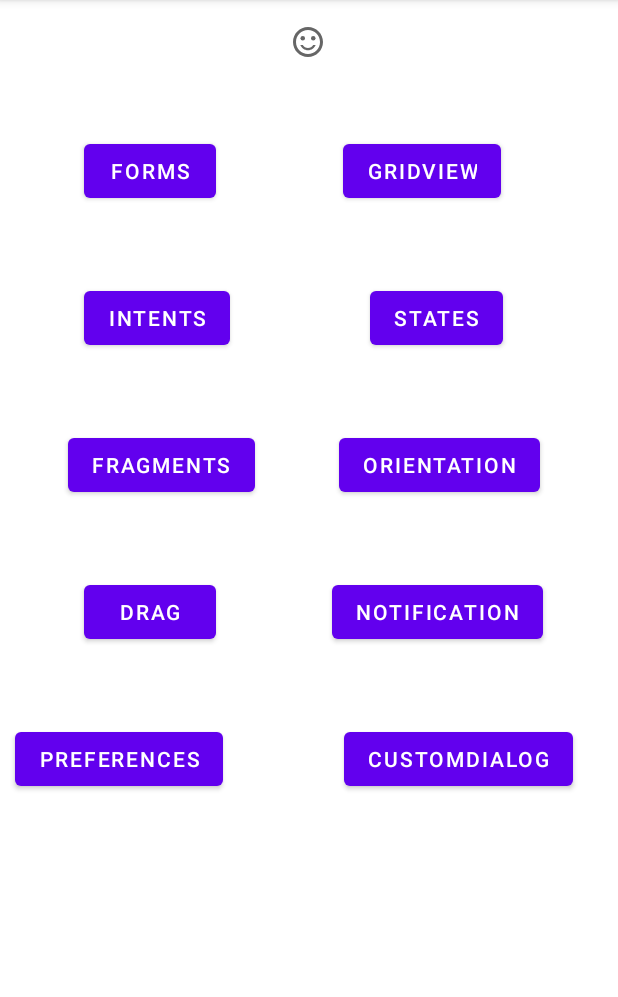
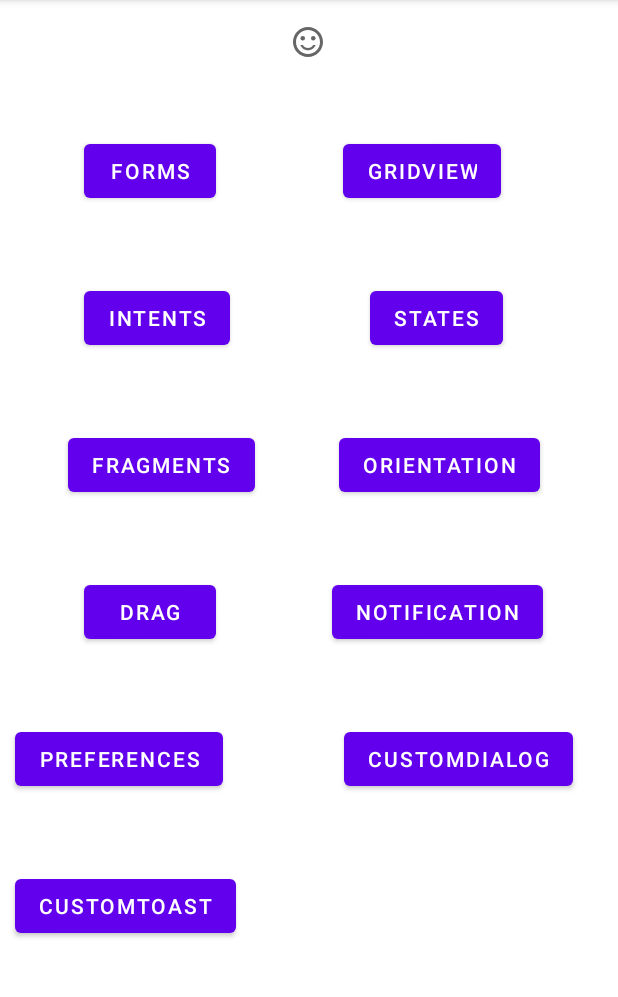
Before and after one commit to ElzaCS/EmptyActivityExample, an Android app: the screen it shows after launch (MainActivity), on a phone screen of 412 x 824 dp, the part 84-1081 px from its top. Run offline under Robolectric (Android 15) with nearby library versions, the phone set to English and light mode, and no system bars.

Commit message:
Add customToast

```diff
--- a/app/src/main/res/layout/activity_main.xml
+++ b/app/src/main/res/layout/activity_main.xml
@@ -128,4 +128,15 @@
         app:layout_constraintEnd_toEndOf="parent"
         app:layout_constraintTop_toBottomOf="@+id/btn_notif" />
 
+    <Button
+        android:id="@+id/btn_toast"
+        android:layout_width="wrap_content"
+        android:layout_height="wrap_content"
+        android:layout_marginStart="10dp"
+        android:layout_marginLeft="10dp"
+        android:layout_marginTop="50dp"
+        android:text="CustomTOast"
+        app:layout_constraintStart_toStartOf="parent"
+        app:layout_constraintTop_toBottomOf="@+id/btn_pref" />
+
 </androidx.constraintlayout.widget.ConstraintLayout>
```
Also changed, not shown: app/src/main/java/com/example/emptyactivityexample/MainActivity.java (+22 -0 lines), app/src/main/res/layout/my_toast.xml (added, +22 -0 lines).
